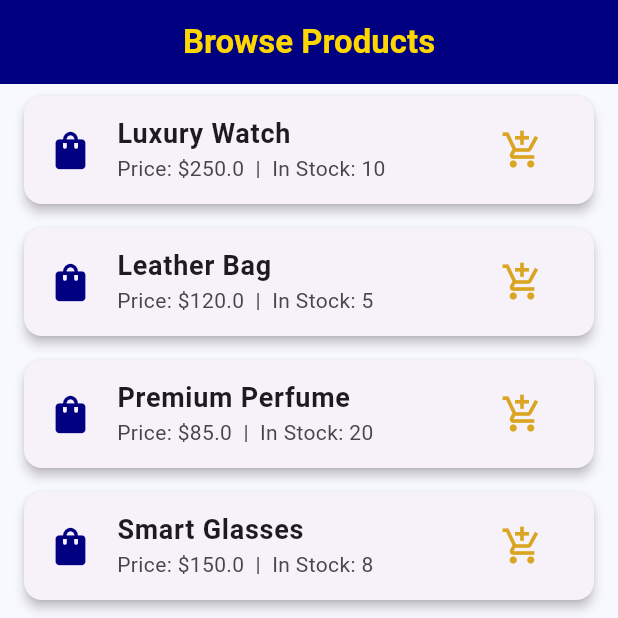
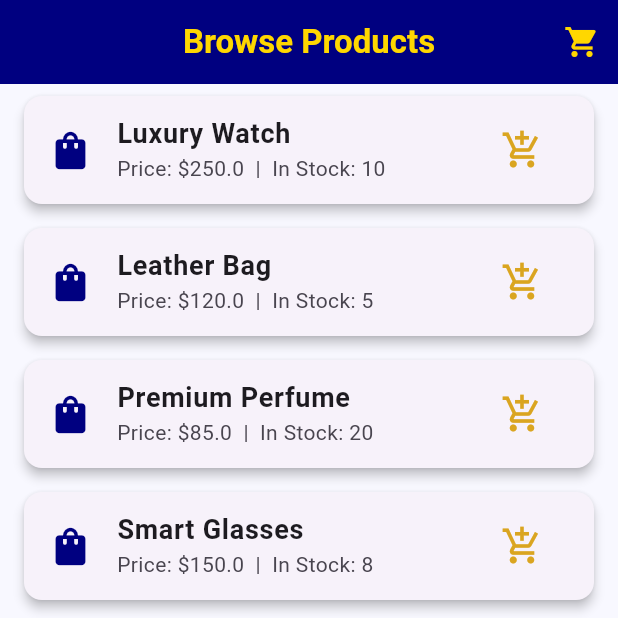
Before and after one commit to Yahia1015/Ecommerce-Software2, a Flutter app: the screen it shows after launch, after a tap on the "add shopping cart" icon, on a phone screen of 412 x 824 dp, the top half of it. Run offline on Flutter 3.47's test engine with Material 3 defaults, Android fonts, the phone set to English and light mode, and no system bars.

Commit message:
Initialize Flutter project and add Browse Products screen

```diff
--- a/lib/main.dart
+++ b/lib/main.dart
@@ -1,4 +1,5 @@
 import 'package:flutter/material.dart';
+import 'screens/products_screen.dart'; // سطر الربط بشاشة المنتجات اللي جوه فولدر screens
 
 void main() {
   runApp(const EcommerceApp());
@@ -13,7 +14,6 @@ class EcommerceApp extends StatelessWidget {
       debugShowCheckedModeBanner: false,
       title: 'E-Commerce App',
       theme: ThemeData(
-        // استخدام ألوان احترافية (كحلي وذهبي)
         primaryColor: const Color(0xFF000080),
         appBarTheme: const AppBarTheme(
           backgroundColor: Color(0xFF000080),
@@ -22,52 +22,7 @@ class EcommerceApp extends StatelessWidget {
         ),
         scaffoldBackgroundColor: const Color(0xFFF8F8FF),
       ),
-      home: const BrowseProductsScreen(),
+      home: BrowseProductsScreen(),
     );
   }
 }
-
-class BrowseProductsScreen extends StatelessWidget {
-  const BrowseProductsScreen({super.key});
-
-  @override
-  Widget build(BuildContext context) {
-    // بيانات منتجات وهمية بناءً على الـ Class Diagram بتاعك
-    final List<Map<String, dynamic>> products = [
-      {"name": "Luxury Watch", "price": 250.0, "stock": 10},
-      {"name": "Leather Bag", "price": 120.0, "stock": 5},
-      {"name": "Premium Perfume", "price": 85.0, "stock": 20},
-      {"name": "Smart Glasses", "price": 150.0, "stock": 8},
-    ];
-
-    return Scaffold(
-      appBar: AppBar(
-        title: const Text('Browse Products', style: TextStyle(fontWeight: FontWeight.bold)),
-      ),
-      body: ListView.builder(
-        itemCount: products.length,
-        itemBuilder: (context, index) {
-          final product = products[index];
-          return Card(
-            margin: const EdgeInsets.symmetric(horizontal: 16, vertical: 8),
-            elevation: 3,
-            child: ListTile(
-              leading: const Icon(Icons.shopping_bag, color: Color(0xFF000080), size: 30),
-              title: Text(product['name'], style: const TextStyle(fontWeight: FontWeight.bold, fontSize: 18)),
-              subtitle: Text('Price: \$${product['price']}  |  In Stock: ${product['stock']}'),
-              trailing: IconButton(
-                icon: const Icon(Icons.add_shopping_cart, color: Color(0xFFDAA520), size: 28),
-                onPressed: () {
-                  // ده الحدث بتاع (Add to Cart) اللي في الـ Sequence Diagram
-                  ScaffoldMessenger.of(context).showSnackBar(
-                    SnackBar(content: Text('${product['name']} added to cart!')),
-                  );
-                },
-              ),
-            ),
-          );
-        },
-      ),
-    );
-  }
-}
--- /dev/null
+++ b/lib/screens/products_screen.dart
@@ -0,0 +1,66 @@
+import 'package:flutter/material.dart';
+import 'cart_screen.dart'; // سطر الربط بشاشة السلة
+
+class BrowseProductsScreen extends StatefulWidget {
+  const BrowseProductsScreen({super.key});
+
+  @override
+  State<BrowseProductsScreen> createState() => _BrowseProductsScreenState();
+}
+
+class _BrowseProductsScreenState extends State<BrowseProductsScreen> {
+  final List<Map<String, dynamic>> products = [
+    {"name": "Luxury Watch", "price": 250.0, "stock": 10},
+    {"name": "Leather Bag", "price": 120.0, "stock": 5},
+    {"name": "Premium Perfume", "price": 85.0, "stock": 20},
+    {"name": "Smart Glasses", "price": 150.0, "stock": 8},
+  ];
+
+  List<Map<String, dynamic>> cartItems = [];
+
+  @override
+  Widget build(BuildContext context) {
+    return Scaffold(
+      appBar: AppBar(
+        title: const Text('Browse Products', style: TextStyle(fontWeight: FontWeight.bold)),
+        actions: [
+          IconButton(
+            icon: const Icon(Icons.shopping_cart),
+            onPressed: () {
+              Navigator.push(
+                context,
+                MaterialPageRoute(builder: (context) => CartScreen(cartItems: cartItems)),
+              );
+            },
+          )
+        ],
+      ),
+      body: ListView.builder(
+        itemCount: products.length,
+        itemBuilder: (context, index) {
+          final product = products[index];
+          return Card(
+            margin: const EdgeInsets.symmetric(horizontal: 16, vertical: 8),
+            elevation: 3,
+            child: ListTile(
+              leading: const Icon(Icons.shopping_bag, color: Color(0xFF000080), size: 30),
+              title: Text(product['name'], style: const TextStyle(fontWeight: FontWeight.bold, fontSize: 18)),
+              subtitle: Text('Price: \$${product['price']}  |  In Stock: ${product['stock']}'),
+              trailing: IconButton(
+                icon: const Icon(Icons.add_shopping_cart, color: Color(0xFFDAA520), size: 28),
+                onPressed: () {
+                  setState(() {
+                    cartItems.add(product);
+                  });
+                  ScaffoldMessenger.of(context).showSnackBar(
+                    SnackBar(content: Text('${product['name']} added to cart!')),
+                  );
+                },
+              ),
+            ),
+          );
+        },
+      ),
+    );
+  }
+}
```
Also changed, not shown: lib/screens/cart_screen.dart (added, +62 -0 lines), 1 other file.
